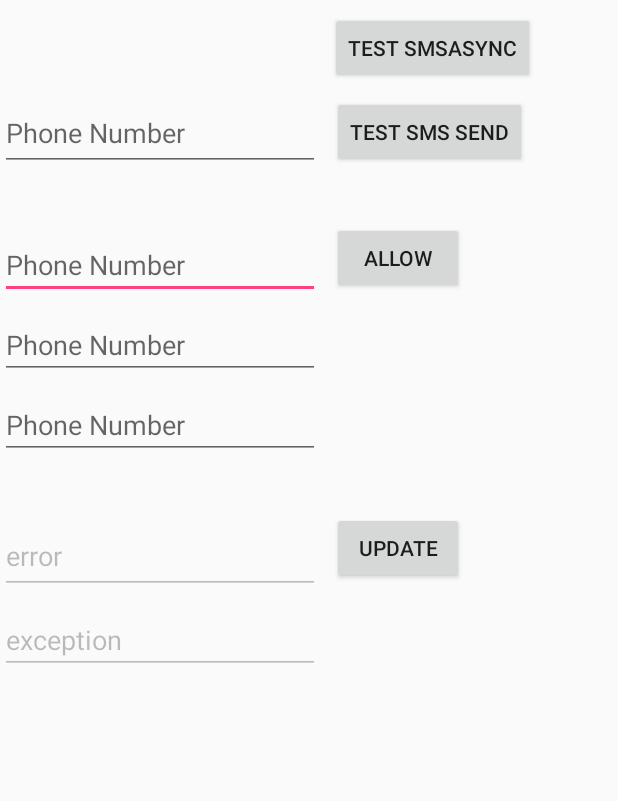
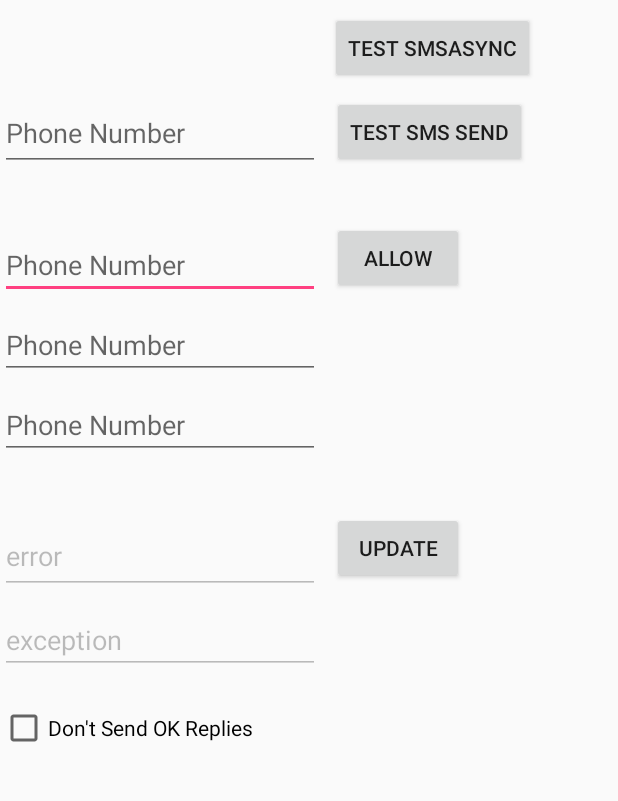
Before and after one commit to rsvern/SMSer, an Android app: the screen it shows after launch (MainActivity), on a phone screen of 412 x 824 dp, the part 113-914 px from its top. Run offline under Robolectric (Android 15) with nearby library versions, the phone set to English and light mode, and no system bars.

Commit message:
Add a check-box option to not send trivial "Ok" responses.

```diff
--- a/app/src/main/java/com/example/posix/smser/MainActivity.java
+++ b/app/src/main/java/com/example/posix/smser/MainActivity.java
@@ -11,6 +11,8 @@ import android.os.Bundle;
 import android.telephony.SmsManager;
 import android.util.Log;
 import android.view.View;
+import android.widget.CheckBox;
+import android.widget.CompoundButton;
 import android.widget.EditText;
 
 import java.io.IOException;
@@ -21,7 +23,6 @@ import java.net.ServerSocket;
 import java.net.Socket;
 import java.net.SocketException;
 import java.util.Collections;
-import java.util.Enumeration;
 import java.util.List;
 import java.util.SortedSet;
 import java.util.TreeSet;
@@ -84,6 +85,18 @@ public class MainActivity extends AppCompatActivity {
 
         UpdateServer(null);
 
+        boolean isChecked = sharedpreferences.getString(SmsAsync.no_ok_resp, "false").equals("true");
+        CheckBox cb = findViewById(R.id.checkbox1);
+        cb.setChecked(isChecked);
+        saveNoOkResp(isChecked);
+        cb.setOnCheckedChangeListener(new CompoundButton.OnCheckedChangeListener() {
+            @Override
+            public void onCheckedChanged(CompoundButton compoundButton, boolean isChecked) {
+                saveNoOkResp(isChecked);
+            }
+        });
+
+        // self restart after error so retry last URL
         String address = sharedpreferences.getString(SmsAsync.retry_addr, null);
         String urlstr = sharedpreferences.getString(SmsAsync.retry_url, null);
         if ((address != null) && (urlstr != null)) {
@@ -130,6 +143,15 @@ public class MainActivity extends AppCompatActivity {
         }
     }
 
+    public void saveNoOkResp(boolean isChecked) {
+        SharedPreferences.Editor editor = sharedpreferences.edit();
+        if (isChecked) {
+            editor.putString(SmsAsync.no_ok_resp, "true");
+        } else {
+            editor.putString(SmsAsync.no_ok_resp, "false");
+        }
+        editor.apply();
+    }
     public void SavePhone(View view) {
         EditText[] edits = new EditText[]{
                 findViewById(R.id.phoneOut2),
--- a/app/src/main/res/layout/activity_main.xml
+++ b/app/src/main/res/layout/activity_main.xml
@@ -134,4 +134,13 @@
         app:layout_constraintTop_toBottomOf="@+id/tetherLocal"
         android:autofillHints="remoteTetherIP" />
 
+    <CheckBox
+        android:id="@+id/checkbox1"
+        android:layout_width="wrap_content"
+        android:layout_height="wrap_content"
+        android:layout_marginTop="20dp"
+        android:text="Don't Send OK Replies"
+        app:layout_constraintStart_toStartOf="parent"
+        app:layout_constraintTop_toBottomOf="@+id/tetherRemote" />
+
 </android.support.constraint.ConstraintLayout>
```
Also changed, not shown: app/src/main/java/com/example/posix/smser/SmsAsync.java (+18 -7 lines).
